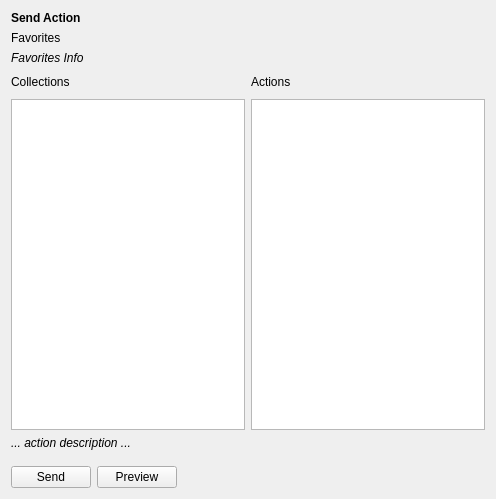
Above: rqt_free_gait_action/resource/FreeGaitActionPlugin.ui from ShunyaoWang/quadruped_locomotion before the change. Below: the same form after it.
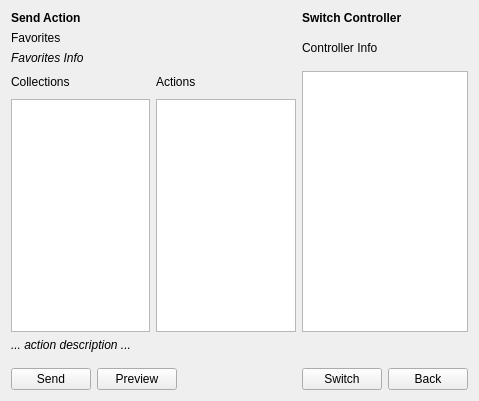
That is the form after the change. Icons and pictures are not drawn.

Diff of the .ui file:
```diff
--- a/rqt_free_gait_action/resource/FreeGaitActionPlugin.ui
+++ b/rqt_free_gait_action/resource/FreeGaitActionPlugin.ui
@@ -9,8 +9,8 @@
    <rect>
     <x>0</x>
     <y>0</y>
-    <width>496</width>
-    <height>499</height>
+    <width>479</width>
+    <height>401</height>
    </rect>
   </property>
   <property name="font">
@@ -21,64 +21,33 @@
   <property name="windowTitle">
    <string>Free Gait Actions</string>
   </property>
-  <layout class="QVBoxLayout" name="verticalLayout">
-   <item>
-    <widget class="QLabel" name="labelSendAction">
+  <layout class="QGridLayout" name="gridLayout_2">
+   <item row="5" column="2">
+    <layout class="QHBoxLayout" name="horizontalLayout_3">
+     <item>
+      <widget class="QPushButton" name="pushButtonSwitchController">
+       <property name="text">
+        <string>Switch</string>
+       </property>
+      </widget>
+     </item>
+     <item>
+      <widget class="QPushButton" name="pushButtonBack">
+       <property name="text">
+        <string>Back</string>
+       </property>
+      </widget>
+     </item>
+    </layout>
+   </item>
+   <item row="0" column="2">
+    <widget class="QLabel" name="labelSwitchController">
      <property name="text">
-      <string>&lt;b&gt;Send Action&lt;/b&gt;</string>
+      <string>&lt;html&gt;&lt;head/&gt;&lt;body&gt;&lt;p&gt;&lt;span style=&quot; font-weight:600;&quot;&gt;Switch Controller&lt;/span&gt;&lt;/p&gt;&lt;/body&gt;&lt;/html&gt;</string>
      </property>
     </widget>
    </item>
-   <item>
-    <widget class="QWidget" name="widgetFavorites" native="true">
-     <property name="minimumSize">
-      <size>
-       <width>0</width>
-       <height>0</height>
-      </size>
-     </property>
-     <layout class="QVBoxLayout" name="verticalLayout_2">
-      <property name="leftMargin">
-       <number>0</number>
-      </property>
-      <property name="topMargin">
-       <number>0</number>
-      </property>
-      <property name="rightMargin">
-       <number>0</number>
-      </property>
-      <property name="bottomMargin">
-       <number>0</number>
-      </property>
-      <item>
-       <widget class="QLabel" name="label">
-        <property name="text">
-         <string>Favorites</string>
-        </property>
-       </widget>
-      </item>
-      <item>
-       <widget class="QLabel" name="labelFavoritesInfo">
-        <property name="font">
-         <font>
-          <italic>true</italic>
-         </font>
-        </property>
-        <property name="text">
-         <string>Favorites Info</string>
-        </property>
-        <property name="wordWrap">
-         <bool>true</bool>
-        </property>
-       </widget>
-      </item>
-      <item>
-       <layout class="QGridLayout" name="gridLayoutFavorites"/>
-      </item>
-     </layout>
-    </widget>
-   </item>
-   <item>
+   <item row="2" column="0" colspan="2">
     <layout class="QGridLayout" name="gridLayout">
      <item row="0" column="1">
       <widget class="QLabel" name="labelActions">
@@ -136,7 +105,45 @@
      </item>
     </layout>
    </item>
-   <item>
+   <item row="5" column="0">
+    <layout class="QHBoxLayout" name="horizontalLayout_2">
+     <item>
+      <widget class="QPushButton" name="pushButtonSend">
+       <property name="text">
+        <string>Send</string>
+       </property>
+      </widget>
+     </item>
+     <item>
+      <widget class="QPushButton" name="pushButtonPreview">
+       <property name="text">
+        <string>Preview</string>
+       </property>
+      </widget>
+     </item>
+     <item>
+      <spacer name="horizontalSpacer_2">
+       <property name="orientation">
+        <enum>Qt::Horizontal</enum>
+       </property>
+       <property name="sizeHint" stdset="0">
+        <size>
+         <width>40</width>
+         <height>20</height>
+        </size>
+       </property>
+      </spacer>
+     </item>
+    </layout>
+   </item>
+   <item row="0" column="0">
+    <widget class="QLabel" name="labelSendAction">
+     <property name="text">
+      <string>&lt;b&gt;Send Action&lt;/b&gt;</string>
+     </property>
+    </widget>
+   </item>
+   <item row="3" column="0">
     <widget class="QLabel" name="labelActionDescription">
      <property name="font">
       <font>
@@ -151,7 +158,59 @@
      </property>
     </widget>
    </item>
-   <item>
+   <item row="6" column="0">
+    <layout class="QHBoxLayout" name="statusBarLayout"/>
+   </item>
+   <item row="1" column="0">
+    <widget class="QWidget" name="widgetFavorites" native="true">
+     <property name="minimumSize">
+      <size>
+       <width>0</width>
+       <height>0</height>
+      </size>
+     </property>
+     <layout class="QVBoxLayout" name="verticalLayout_2">
+      <property name="leftMargin">
+       <number>0</number>
+      </property>
+      <property name="topMargin">
+       <number>0</number>
+      </property>
+      <property name="rightMargin">
+       <number>0</number>
+      </property>
+      <property name="bottomMargin">
+       <number>0</number>
+      </property>
+      <item>
+       <widget class="QLabel" name="label">
+        <property name="text">
+         <string>Favorites</string>
+        </property>
+       </widget>
+      </item>
+      <item>
+       <widget class="QLabel" name="labelFavoritesInfo">
+        <property name="font">
+         <font>
+          <italic>true</italic>
+         </font>
+        </property>
+        <property name="text">
+         <string>Favorites Info</string>
+        </property>
+        <property name="wordWrap">
+         <bool>true</bool>
+        </property>
+       </widget>
+      </item>
+      <item>
+       <layout class="QGridLayout" name="gridLayoutFavorites"/>
+      </item>
+     </layout>
+    </widget>
+   </item>
+   <item row="4" column="0">
     <spacer name="verticalSpacer_2">
      <property name="orientation">
       <enum>Qt::Vertical</enum>
@@ -167,39 +226,15 @@
      </property>
     </spacer>
    </item>
-   <item>
-    <layout class="QHBoxLayout" name="horizontalLayout_2">
-     <item>
-      <widget class="QPushButton" name="pushButtonSend">
-       <property name="text">
-        <string>Send</string>
-       </property>
-      </widget>
-     </item>
-     <item>
-      <widget class="QPushButton" name="pushButtonPreview">
-       <property name="text">
-        <string>Preview</string>
-       </property>
-      </widget>
-     </item>
-     <item>
-      <spacer name="horizontalSpacer_2">
-       <property name="orientation">
-        <enum>Qt::Horizontal</enum>
-       </property>
-       <property name="sizeHint" stdset="0">
-        <size>
-         <width>40</width>
-         <height>20</height>
-        </size>
-       </property>
-      </spacer>
-     </item>
-    </layout>
+   <item row="1" column="2">
+    <widget class="QLabel" name="labelControllerInfo">
+     <property name="text">
+      <string>Controller Info</string>
+     </property>
+    </widget>
    </item>
-   <item>
-    <layout class="QHBoxLayout" name="statusBarLayout"/>
+   <item row="2" column="2">
+    <widget class="QListView" name="listControllers"/>
    </item>
   </layout>
  </widget>
```
